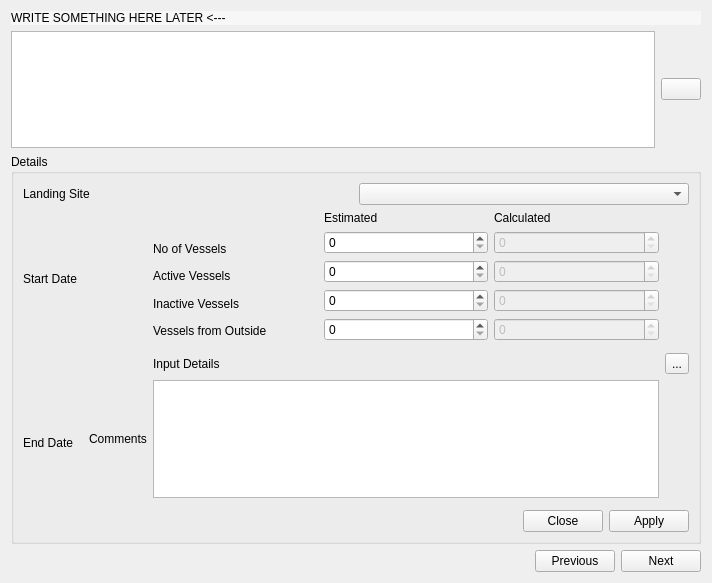
First picture: the form in app_new/frmcell.ui, repository doublebyte1/app_solution, before the edit.
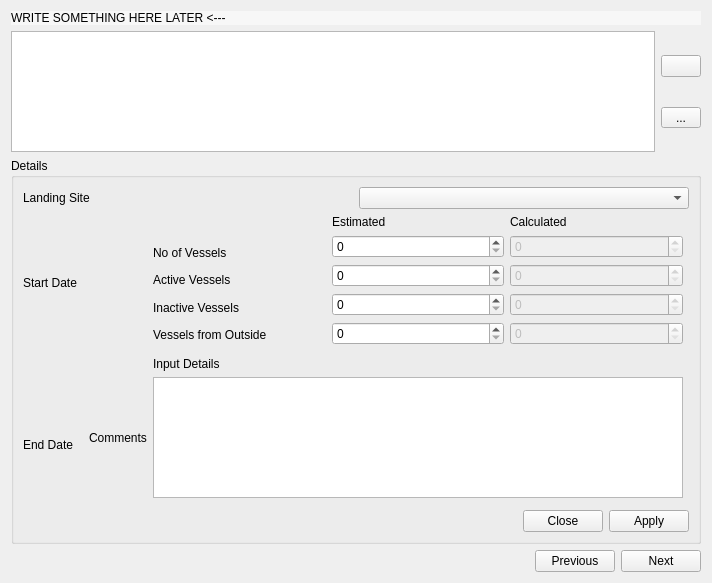
Second picture: the form after the edit. Icons and pictures are not drawn. Custom widgets are drawn as their Qt base class.

```diff
--- a/app_new/frmcell.ui
+++ b/app_new/frmcell.ui
@@ -13,8 +13,8 @@
   <property name="windowTitle">
    <string>Form</string>
   </property>
-  <layout class="QVBoxLayout" name="verticalLayout_4">
-   <item>
+  <layout class="QGridLayout" name="gridLayout_2">
+   <item row="0" column="0">
     <widget class="QLabel" name="lbHeader">
      <property name="sizePolicy">
       <sizepolicy hsizetype="Preferred" vsizetype="Fixed">
@@ -30,12 +30,14 @@
      </property>
     </widget>
    </item>
-   <item>
+   <item row="1" column="0">
     <layout class="QHBoxLayout" name="horizontalLayout_5">
      <item>
       <widget class="QTableView" name="tableView"/>
      </item>
      <item>
+      <layout class="QVBoxLayout" name="verticalLayout_4">
+       <item>
       <widget class="QPushButton" name="pushNew">
        <property name="toolTip">
         <string>Create new record</string>
@@ -55,9 +57,33 @@
        </property>
       </widget>
      </item>
-    </layout>
-   </item>
    <item>
+        <widget class="QToolButton" name="toolButton">
+         <property name="sizePolicy">
+          <sizepolicy hsizetype="Minimum" vsizetype="Fixed">
+           <horstretch>0</horstretch>
+           <verstretch>0</verstretch>
+          </sizepolicy>
+         </property>
+         <property name="toolTip">
+          <string>Setup temporary frame changes</string>
+         </property>
+         <property name="statusTip">
+          <string>Setup temporary frame changes</string>
+         </property>
+         <property name="whatsThis">
+          <string>Setups temporary frame changes</string>
+         </property>
+         <property name="text">
+          <string>...</string>
+         </property>
+        </widget>
+       </item>
+      </layout>
+     </item>
+    </layout>
+   </item>
+   <item row="2" column="0">
     <widget class="QGroupBox" name="groupDetails">
      <property name="title">
       <string>Details</string>
@@ -232,22 +258,6 @@
         </item>
        </layout>
       </item>
-      <item row="3" column="3">
-       <widget class="QToolButton" name="toolButton">
-        <property name="toolTip">
-         <string>Call the details form</string>
-        </property>
-        <property name="statusTip">
-         <string>Call the details form</string>
-        </property>
-        <property name="whatsThis">
-         <string>Calls the details form</string>
-        </property>
-        <property name="text">
-         <string>...</string>
-        </property>
-       </widget>
-      </item>
       <item row="3" column="2">
        <widget class="QLabel" name="label_6">
         <property name="text">
@@ -274,7 +284,7 @@
      </layout>
     </widget>
    </item>
-   <item>
+   <item row="3" column="0">
     <layout class="QHBoxLayout" name="horizontalLayout_6">
      <item>
       <spacer name="horizontalSpacer">
```
Left out of the diff: 1 changed line with no effect on the pictures. Lines whose indentation alone changed are shown as unchanged.
